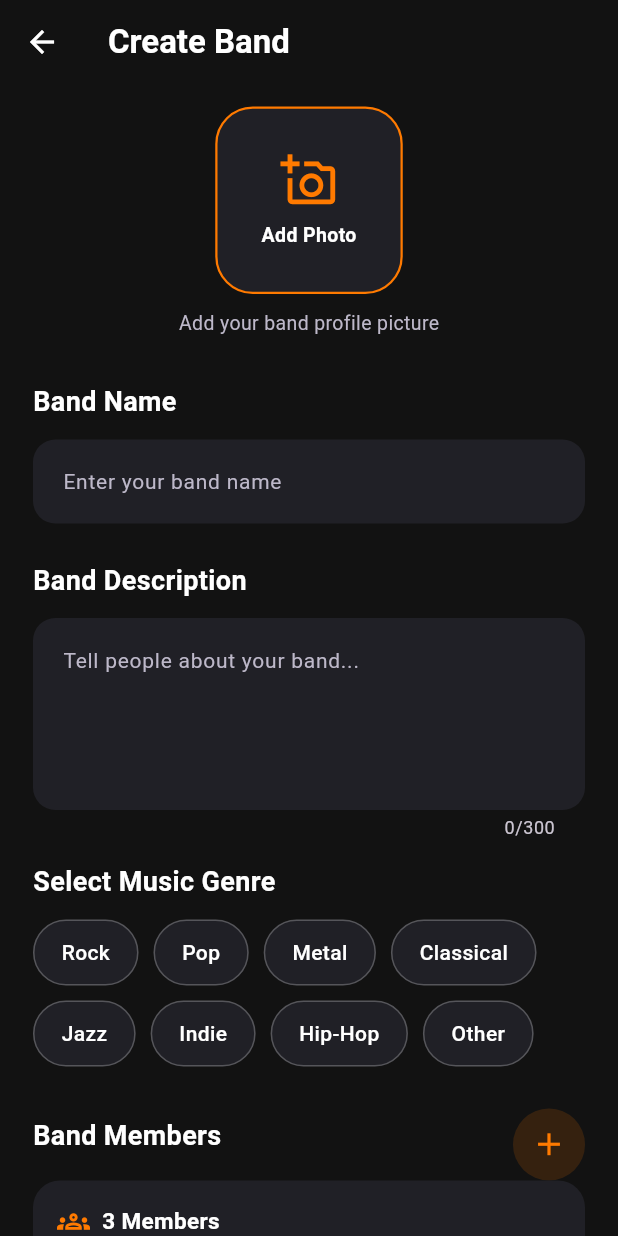
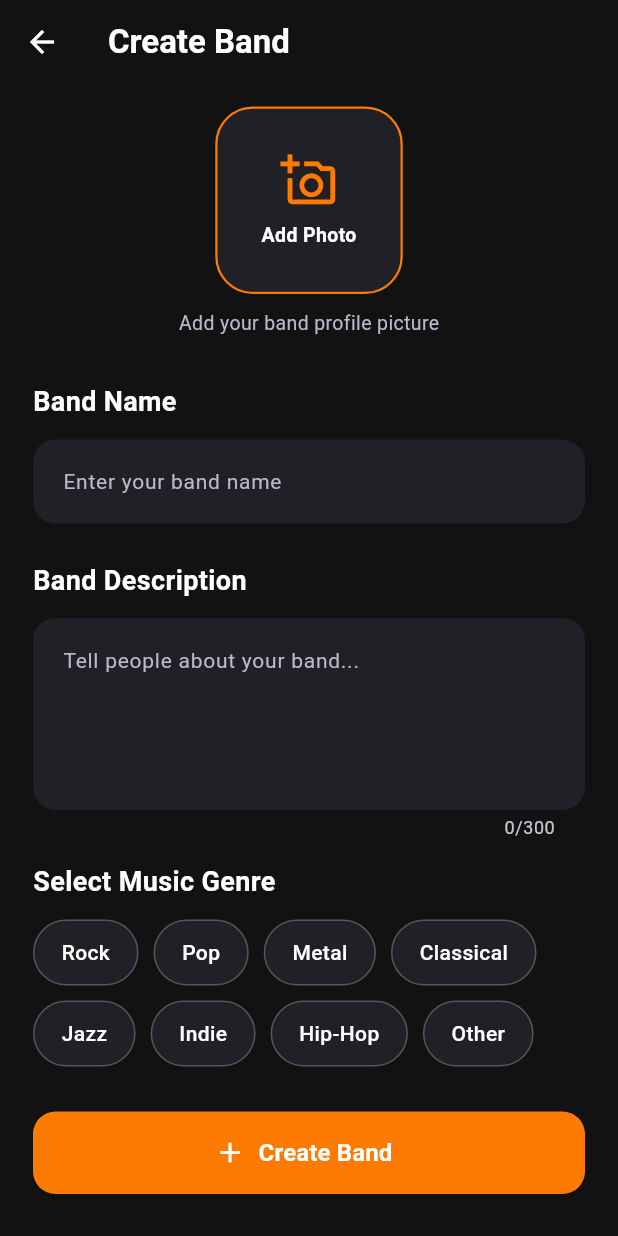
Before and after one commit to Riwaz00001/BandBunker, a Flutter app: the BandsPage widget shown alone on an empty page, opened directly, after a tap on "Create Band", on a phone screen of 412 x 824 dp. Run offline on Flutter 3.47's test engine with Material 3 defaults, Android fonts, the phone set to English and light mode, and no system bars; our stand-ins replace chewie, dio, file_picker, flutter_secure_storage, image_picker, video_player; accounts and stored records are empty; network calls fail.

Commit message:
Band creation connection in frontend

```diff
--- /dev/null
+++ b/frontend/lib/clients/bands_client.dart
@@ -0,0 +1,159 @@
+import 'dart:io';
+
+import 'package:dio/dio.dart';
+
+import '../models/band_models.dart';
+import '../services/token_storage.dart';
+import 'musician_client.dart';
+
+class BandsClient {
+  BandsClient._() {
+    _dio = Dio(
+      BaseOptions(
+        baseUrl: _baseUrl,
+        connectTimeout: const Duration(seconds: 10),
+        receiveTimeout: const Duration(seconds: 10),
+        headers: {'Content-Type': 'application/json'},
+      ),
+    );
+
+    _dio.interceptors.add(QueuedInterceptorsWrapper(
+      onRequest: (options, handler) async {
+        final token = await TokenStorage.getMusicianToken();
+        if (token != null) {
+          options.headers['Authorization'] = 'Bearer $token';
+        }
+        handler.next(options);
+      },
+    ));
+  }
+
+  static const String _baseUrl = String.fromEnvironment(
+    'API_BASE_URL',
+    defaultValue: 'https://bandbunker.onrender.com/',
+  );
+
+  static final BandsClient instance = BandsClient._();
+
+  late final Dio _dio;
+
+  Future<Band> createBand({
+    required String bandName,
+    String? description,
+    required String genre,
+    File? image,
+  }) async {
+    try {
+      final fields = <MapEntry<String, dynamic>>[
+        MapEntry('band_name', bandName),
+        MapEntry('genre', genre),
+      ];
+
+      if (description != null && description.isNotEmpty) {
+        fields.add(MapEntry('description', description));
+      }
+
+      if (image != null) {
+        fields.add(
+          MapEntry(
+            'file',
+            await MultipartFile.fromFile(
+              image.path,
+              filename: image.path.split('/').last,
+            ),
+          ),
+        );
+      }
+
+      final response = await _dio.post(
+        '/bands/create',
+        data: FormData.fromMap(Map.fromEntries(fields)),
+      );
+
+      return Band.fromJson(response.data as Map<String, dynamic>);
+    } on DioException catch (e) {
+      throw _mapDioError(e);
+    }
+  }
+
+  Future<Band?> getMyBand() async {
+    try {
+      final response = await _dio.get('/bands/my_band');
+      return Band.fromJson(response.data as Map<String, dynamic>);
+    } on DioException catch (e) {
+      if (e.response?.statusCode == 404) return null;
+      throw _mapDioError(e);
+    }
+  }
+
+  ApiException _mapDioError(DioException error) {
+    switch (error.type) {
+      case DioExceptionType.connectionTimeout:
+      case DioExceptionType.sendTimeout:
+      case DioExceptionType.receiveTimeout:
+      case DioExceptionType.transformTimeout:
+        return const ApiException('Request timed out. Please try again.');
+
+      case DioExceptionType.badResponse:
+        final statusCode = error.response?.statusCode;
+        final data = error.response?.data;
+        final detail = data is Map ? data['detail'] : null;
+
+        if (statusCode == 401) {
+          return const ApiException(
+            'Please log in again to create a band.',
+            statusCode: 401,
+          );
+        }
+
+        if (statusCode == 400 || statusCode == 413) {
+          return ApiException(
+            detail is String ? detail : 'Unable to create band. Please try again.',
+            statusCode: statusCode,
+          );
+        }
+
+        if (statusCode == 422) {
+          if (detail is List && detail.isNotEmpty) {
+            final first = detail.first;
+            final message = first is Map ? first['msg'] : null;
+            if (message is String) {
+              return ApiException(message, statusCode: statusCode);
+            }
+          }
+          return const ApiException(
+            'Please check the details you entered.',
+            statusCode: 422,
+          );
+        }
+
+        if (statusCode != null && statusCode >= 500) {
+          return ApiException(
+            'Something went wrong on the server. Please try again.',
+            statusCode: statusCode,
+          );
+        }
+
+        return ApiException(
+          'Unable to create band. Please try again.',
+          statusCode: statusCode,
+        );
+
+      case DioExceptionType.connectionError:
+        return const ApiException(
+          'Cannot reach the server. Make sure the backend is running.',
+        );
+
+      case DioExceptionType.badCertificate:
+        return const ApiException('Server certificate is not valid.');
+
+      case DioExceptionType.cancel:
+        return const ApiException('Request was cancelled.');
+
+      case DioExceptionType.unknown:
+        return const ApiException(
+          'Cannot reach the server. Make sure the backend is running.',
+        );
+    }
+  }
+}
--- /dev/null
+++ b/frontend/lib/models/band_models.dart
@@ -0,0 +1,28 @@
+class Band {
+  final int bandId;
+  final String bandName;
+  final String? description;
+  final String genre;
+  final String? profilePicUrl;
+  final int ownerId;
+
+  const Band({
+    required this.bandId,
+    required this.bandName,
+    this.description,
+    required this.genre,
+    this.profilePicUrl,
+    required this.ownerId,
+  });
+
+  factory Band.fromJson(Map<String, dynamic> json) {
+    return Band(
+      bandId: json['band_id'] as int? ?? 0,
+      bandName: json['band_name'] as String? ?? '',
+      description: json['description'] as String?,
+      genre: json['genre'] as String? ?? '',
+      profilePicUrl: json['profile_pic_url'] as String?,
+      ownerId: json['owner_id'] as int? ?? 0,
+    );
+  }
+}
--- a/frontend/lib/pages/bands_page.dart
+++ b/frontend/lib/pages/bands_page.dart
@@ -2,6 +2,8 @@
 import 'package:flutter/material.dart';
 import 'package:frontend/pages/create_band.dart';
 import 'package:frontend/pages/bands_posts.dart';
+import 'package:frontend/models/band_models.dart';
+import 'package:frontend/clients/bands_client.dart';
 
 class BandsPage extends StatefulWidget {
   const BandsPage({super.key});
@@ -18,7 +20,32 @@ class _BandsPageState extends State<BandsPage> {
   final TextEditingController searchController =
   TextEditingController();
 
-  Map<String, String>? myBand;
+  Band? myBand;
+  bool isLoadingBand = true;
+
+  @override
+  void initState() {
+    super.initState();
+    _loadMyBand();
+  }
+
+  Future<void> _loadMyBand() async {
+    try {
+      final band = await BandsClient.instance.getMyBand();
+      if (!mounted) return;
+      setState(() {
+        myBand = band;
+      });
+    } catch (_) {
+      // keep myBand null; the create flow surfaces real errors
+    } finally {
+      if (mounted) {
+        setState(() {
+          isLoadingBand = false;
+        });
+      }
+    }
+  }
 
   @override
   void dispose() {
@@ -151,6 +178,33 @@ class _BandsPageState extends State<BandsPage> {
 
   // Create Band / My Band Button
   Widget buildMyBandButton() {
+    if (isLoadingBand) {
+      return Padding(
+        padding: const EdgeInsets.symmetric(horizontal: 22),
+        child: SizedBox(
+          width: double.infinity,
+          height: 52,
+          child: ElevatedButton(
+            onPressed: null,
+            style: ElevatedButton.styleFrom(
+              backgroundColor: orange,
+              shape: RoundedRectangleBorder(
+                borderRadius: BorderRadius.circular(15),
+              ),
+            ),
+            child: const SizedBox(
+              width: 23,
+              height: 23,
+              child: CircularProgressIndicator(
+                strokeWidth: 2,
+                valueColor: AlwaysStoppedAnimation<Color>(Colors.white),
+              ),
+            ),
+          ),
+        ),
+      );
+    }
+
     final bool bandExists = myBand != null;
 
     return Padding(
@@ -161,7 +215,7 @@ class _BandsPageState extends State<BandsPage> {
         child: ElevatedButton.icon(
           onPressed: () async {
             if (!bandExists) {
-              final result = await Navigator.push<Map<String, String>>(
+              final result = await Navigator.push<Band>(
                 context,
                 MaterialPageRoute(
                   builder: (context) => const CreateBandPage(),
@@ -186,11 +240,6 @@ class _BandsPageState extends State<BandsPage> {
                 MaterialPageRoute(
                   builder: (context) => MyBandPage(
                     band: myBand!,
-                    onBandUpdated: (updatedBand) {
-                      setState(() {
-                        myBand = updatedBand;
-                      });
-                    },
                   ),
                 ),
               );
@@ -283,13 +332,11 @@ class _BandsPageState extends State<BandsPage> {
 // MY BAND DETAILS PAGE
 
 class MyBandPage extends StatefulWidget {
-  final Map<String, String> band;
-  final Function(Map<String, String>) onBandUpdated;
+  final Band band;
 
   const MyBandPage({
     super.key,
     required this.band,
-    required this.onBandUpdated,
   });
 
   @override
@@ -300,40 +347,6 @@ class _MyBandPageState extends State<MyBandPage> {
   static const Color orange = Color(0xFFFF7A00);
   static const Color cardColor = Color(0xFF202026);
   static const Color secondaryText = Color(0xFFBDB8C9);
-
-  late Map<String, String> band;
-
-  @override
-  void initState() {
-    super.initState();
-    band = Map<String, String>.from(widget.band);
-  }
-
-  Future<void> editBand() async {
-    final result = await Navigator.push<Map<String, String>>(
-      context,
-      MaterialPageRoute(
-        builder: (context) => CreateBandPage(
-          initialData: band,
-        ),
-      ),
-    );
-
-    if (result != null && mounted) {
-      setState(() {
-        band = result;
-      });
-
-      widget.onBandUpdated(result);
-
-      ScaffoldMessenger.of(context).showSnackBar(
-        const SnackBar(
-          content: Text('Band details updated successfully!'),
-          backgroundColor: Colors.green,
-        ),
-      );
-    }
-  }
 
   void addPosts() {
     Navigator.push(
@@ -359,6 +372,7 @@ class _MyBandPageState extends State<MyBandPage> {
             child: Container(
               width: 110,
               height: 110,
+              clipBehavior: Clip.antiAlias,
               decoration: BoxDecoration(
                 color: const Color(0xFF303039),
                 borderRadius: BorderRadius.circular(25),
@@ -367,7 +381,20 @@ class _MyBandPageState extends State<MyBandPage> {
                   width: 1.5,
                 ),
               ),
-              child: const Icon(
+              child: widget.band.profilePicUrl != null
+                  ? Image.network(
+                widget.band.profilePicUrl!,
+                width: 110,
+                height: 110,
+                fit: BoxFit.cover,
+                errorBuilder: (context, error, stackTrace) =>
+                const Icon(
+                  Icons.groups,
+                  color: orange,
+                  size: 55,
+                ),
+              )
+                  : const Icon(
                 Icons.groups,
                 color: orange,
                 size: 55,
@@ -379,7 +406,7 @@ class _MyBandPageState extends State<MyBandPage> {
 
           Center(
             child: Text(
-              band['name'] ?? '',
+              widget.band.bandName,
               textAlign: TextAlign.center,
               style: const TextStyle(
                 color: Colors.white,
@@ -402,7 +429,7 @@ class _MyBandPageState extends State<MyBandPage> {
                 borderRadius: BorderRadius.circular(20),
               ),
               child: Text(
-                band['genre'] ?? '',
+                widget.band.genre,
                 style: const TextStyle(
                   color: orange,
                   fontSize: 14,
@@ -426,7 +453,7 @@ class _MyBandPageState extends State<MyBandPage> {
           const SizedBox(height: 10),
 
           Text(
-            band['description'] ?? '',
+            widget.band.description ?? '',
             style: const TextStyle(
               color: secondaryText,
               fontSize: 15,
@@ -482,7 +509,7 @@ class _MyBandPageState extends State<MyBandPage> {
           const SizedBox(height: 12),
 
           const Text(
-            'Member management will be connected later.',
+            'Member management coming soon.',
             style: TextStyle(
               color: secondaryText,
               fontSize: 12,
@@ -623,15 +650,6 @@ class _MyBandPageState extends State<MyBandPage> {
             const SizedBox(height: 25),
 
             buildActionButton(
-              title: 'Edit Band',
-              icon: Icons.edit_outlined,
-              onPressed: editBand,
-              outlined: true,
-            ),
-
-            const SizedBox(height: 15),
-
-            buildActionButton(
               title: 'Add Posts',
               icon: Icons.add_photo_alternate_outlined,
               onPressed: addPosts,
--- a/frontend/lib/pages/create_band.dart
+++ b/frontend/lib/pages/create_band.dart
@@ -1,13 +1,13 @@
+import 'dart:io';
 
 import 'package:flutter/material.dart';
+import 'package:image_picker/image_picker.dart';
+
+import '../clients/bands_client.dart';
+import '../clients/musician_client.dart';
 
 class CreateBandPage extends StatefulWidget {
-  final Map<String, String>? initialData;
-
-  const CreateBandPage({
-    super.key,
-    this.initialData,
-  });
+  const CreateBandPage({super.key});
 
   @override
   State<CreateBandPage> createState() => _CreateBandPageState();
@@ -24,7 +24,11 @@ class _CreateBandPageState extends State<CreateBandPage> {
   final TextEditingController descriptionController =
   TextEditingController();
 
+  final ImagePicker _picker = ImagePicker();
+
+  File? selectedImage;
   String? selectedGenre;
+  bool isLoading = false;
 
   final List<String> genres = [
     'Rock',
@@ -37,29 +41,6 @@ class _CreateBandPageState extends State<CreateBandPage> {
     'Other',
   ];
 
-  final List<Map<String, String>> members = [
-    {'name': 'Pratik', 'role': 'Guitarist'},
-    {'name': 'Member 2', 'role': 'Vocalist'},
-    {'name': 'Member 3', 'role': 'Drummer'},
-  ];
-
-  bool get isEditing => widget.initialData != null;
-
-  @override
-  void initState() {
-    super.initState();
-
-    if (isEditing) {
-      bandNameController.text =
-          widget.initialData!['name'] ?? '';
-
-      descriptionController.text =
-          widget.initialData!['description'] ?? '';
-
-      selectedGenre = widget.initialData!['genre'];
-    }
-  }
-
   @override
   void dispose() {
     bandNameController.dispose();
@@ -67,14 +48,18 @@ class _CreateBandPageState extends State<CreateBandPage> {
     super.dispose();
   }
 
-  void showMemberMessage() {
-    ScaffoldMessenger.of(context).showSnackBar(
-      const SnackBar(
-        content: Text(
-          'Adding band members will be available later.',
-        ),
-      ),
+  Future<void> pickImage() async {
+    final picked = await _picker.pickImage(
+      source: ImageSource.gallery,
+      imageQuality: 85,
+      maxWidth: 1440,
     );
+
+    if (picked != null && mounted) {
+      setState(() {
+        selectedImage = File(picked.path);
+      });
+    }
   }
 
   InputDecoration buildInputDecoration(String hint) {
@@ -127,12 +112,11 @@ class _CreateBandPageState extends State<CreateBandPage> {
       child: Column(
         children: [
           GestureDetector(
-            onTap: () {
-              // Band picture upload will be connected later.
-            },
+            onTap: isLoading ? null : pickImage,
             child: Container(
               width: 125,
               height: 125,
+              clipBehavior: Clip.antiAlias,
               decoration: BoxDecoration(
                 color: cardColor,
                 borderRadius: BorderRadius.circular(25),
@@ -141,7 +125,14 @@ class _CreateBandPageState extends State<CreateBandPage> {
                   width: 1.5,
                 ),
               ),
-              child: const Column(
+              child: selectedImage != null
+                  ? Image.file(
+                selectedImage!,
+                width: 125,
+                height: 125,
+                fit: BoxFit.cover,
+              )
+                  : const Column(
                 mainAxisAlignment: MainAxisAlignment.center,
                 children: [
                   Icon(
@@ -183,11 +174,13 @@ class _CreateBandPageState extends State<CreateBandPage> {
         final bool isSelected = selectedGenre == genre;
 
         return GestureDetector(
-          onTap: () {
-            setState(() {
-              selectedGenre = genre;
-            });
-          },
+          onTap: isLoading
+              ? null
+              : () {
+                  setState(() {
+                    selectedGenre = genre;
+                  });
+                },
           child: Container(
             padding: const EdgeInsets.symmetric(
               horizontal: 18,
@@ -216,124 +209,7 @@ class _CreateBandPageState extends State<CreateBandPage> {
     );
   }
 
-  Widget buildMembersSection() {
-    return Column(
-      crossAxisAlignment: CrossAxisAlignment.start,
-      children: [
-        Row(
-          children: [
-            Expanded(
-              child: buildSectionTitle('Band Members'),
-            ),
-            Container(
-              decoration: BoxDecoration(
-                color: orange.withOpacity(0.15),
-                shape: BoxShape.circle,
-              ),
-              child: IconButton(
-                onPressed: showMemberMessage,
-                icon: const Icon(
-                  Icons.add,
-                  color: orange,
-                  size: 25,
-                ),
-                tooltip: 'Add band member',
-              ),
-            ),
-          ],
-        ),
-        Container(
-          width: double.infinity,
-          padding: const EdgeInsets.all(16),
-          decoration: BoxDecoration(
-            color: cardColor,
-            borderRadius: BorderRadius.circular(18),
-          ),
-          child: Column(
-            children: [
-              Row(
-                children: [
-                  const Icon(
-                    Icons.groups_outlined,
-                    color: orange,
-                    size: 22,
-                  ),
-                  const SizedBox(width: 8),
-                  Text(
-                    '${members.length} Members',
-                    style: const TextStyle(
-                      color: Colors.white,
-                      fontSize: 15,
-                      fontWeight: FontWeight.bold,
-                    ),
-                  ),
-                ],
-              ),
-              const SizedBox(height: 18),
-              SizedBox(
-                height: 105,
-                child: ListView.separated(
-                  scrollDirection: Axis.horizontal,
-                  itemCount: members.length,
-                  separatorBuilder: (context, index) =>
-                  const SizedBox(width: 22),
-                  itemBuilder: (context, index) {
-                    return Column(
-                      children: [
-                        Container(
-                          width: 58,
-                          height: 58,
-                          decoration: BoxDecoration(
-                            shape: BoxShape.circle,
-                            color: const Color(0xFF303039),
-                            border: Border.all(
-                              color: orange,
-                              width: 1.5,
-                            ),
-                          ),
-                          child: const Icon(
-                            Icons.person,
-                            color: secondaryText,
-                            size: 32,
-                          ),
-                        ),
-                        const SizedBox(height: 7),
-                        Text(
-                          members[index]['name']!,
-                          style: const TextStyle(
-                            color: Colors.white,
-                            fontSize: 12,
-                            fontWeight: FontWeight.w600,
-                          ),
-                        ),
-                        Text(
-                          members[index]['role']!,
-                          style: const TextStyle(
-                            color: secondaryText,
-                            fontSize: 10,
-                          ),
-                        ),
-                      ],
-                    );
-                  },
-                ),
-              ),
-              const SizedBox(height: 5),
-              const Text(
-                'Member profiles will be connected later.',
-                style: TextStyle(
-                  color: secondaryText,
-                  fontSize: 12,
-                ),
-              ),
-            ],
-          ),
-        ),
-      ],
-    );
-  }
-
-  void saveBand() {
+  Future<void> saveBand() async {
     if (bandNameController.text.trim().isEmpty ||
         descriptionController.text.trim().isEmpty ||
         selectedGenre == null) {
@@ -348,13 +224,37 @@ class _CreateBandPageState extends State<CreateBandPage> {
       return;
     }
 
-    final Map<String, String> bandData = {
-      'name': bandNameController.text.trim(),
-      'description': descriptionController.text.trim(),
-      'genre': selectedGenre!,
-    };
+    setState(() {
+      isLoading = true;
+    });
 
-    Navigator.pop(context, bandData);
+    try {
+      final band = await BandsClient.instance.createBand(
+        bandName: bandNameController.text.trim(),
+        description: descriptionController.text.trim(),
+        genre: selectedGenre!,
+        image: selectedImage,
+      );
+
+      if (mounted) {
+        Navigator.pop(context, band);
+      }
+    } on ApiException catch (e) {
+      if (mounted) {
+        ScaffoldMessenger.of(context).showSnackBar(
+          SnackBar(
+            content: Text(e.message),
+            backgroundColor: Colors.red,
+          ),
+        );
+      }
+    } finally {
+      if (mounted) {
+        setState(() {
+          isLoading = false;
+        });
+      }
+    }
   }
 
   @override
@@ -367,9 +267,9 @@ class _CreateBandPageState extends State<CreateBandPage> {
         iconTheme: const IconThemeData(
           color: Colors.white,
         ),
-        title: Text(
-          isEditing ? 'Edit Band' : 'Create Band',
-          style: const TextStyle(
+        title: const Text(
+          'Create Band',
+          style: TextStyle(
             color: Colors.white,
             fontWeight: FontWeight.bold,
           ),
@@ -410,23 +310,26 @@ class _CreateBandPageState extends State<CreateBandPage> {
             buildSectionTitle('Select Music Genre'),
             buildGenreSelection(),
 
-            const SizedBox(height: 28),
-
-            buildMembersSection(),
-
             const SizedBox(height: 30),
 
             SizedBox(
               width: double.infinity,
               height: 55,
               child: ElevatedButton.icon(
-                onPressed: saveBand,
-                icon: Icon(
-                  isEditing ? Icons.save_outlined : Icons.add,
-                  size: 22,
-                ),
+                onPressed: isLoading ? null : saveBand,
+                icon: isLoading
+                    ? const SizedBox(
+                  width: 22,
+                  height: 22,
+                  child: CircularProgressIndicator(
+                    strokeWidth: 2,
+                    valueColor:
+                    AlwaysStoppedAnimation<Color>(Colors.white),
+                  ),
+                )
+                    : const Icon(Icons.add, size: 22),
                 label: Text(
-                  isEditing ? 'Save Changes' : 'Create Band',
+                  isLoading ? 'Creating...' : 'Create Band',
                   style: const TextStyle(
                     fontSize: 16,
                     fontWeight: FontWeight.bold,
```
Also changed, not shown: 2 other files.
